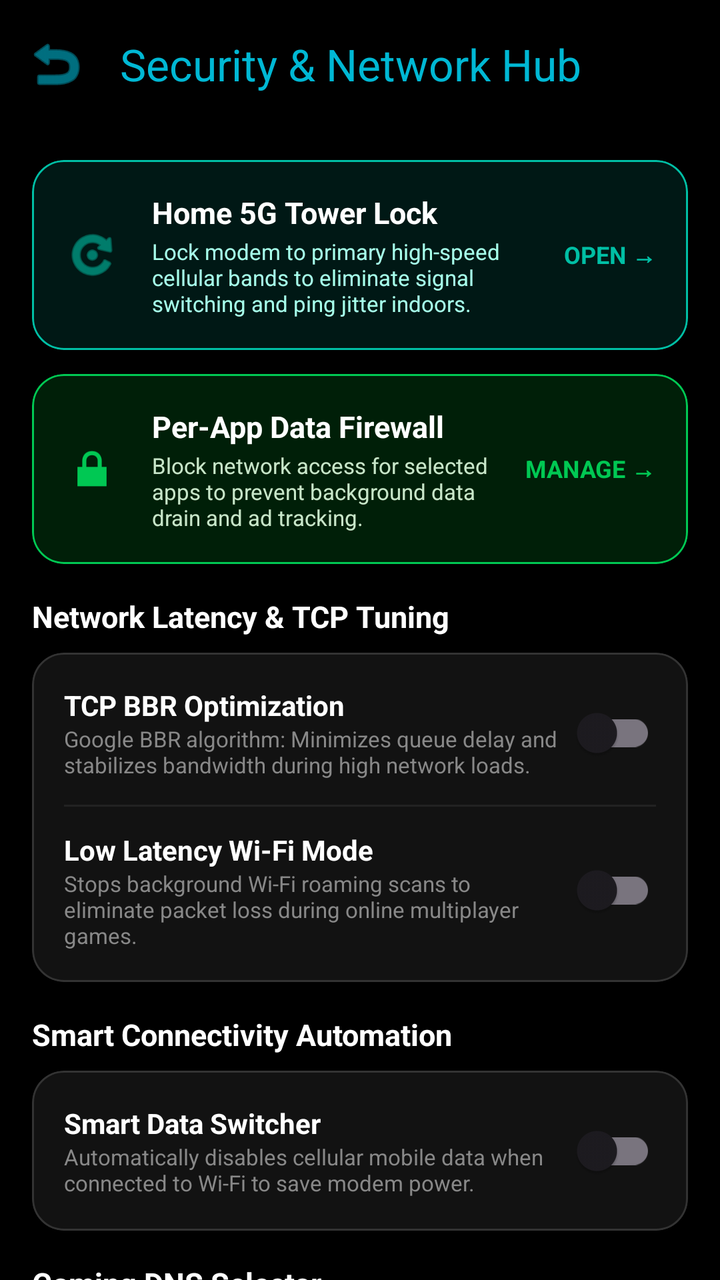
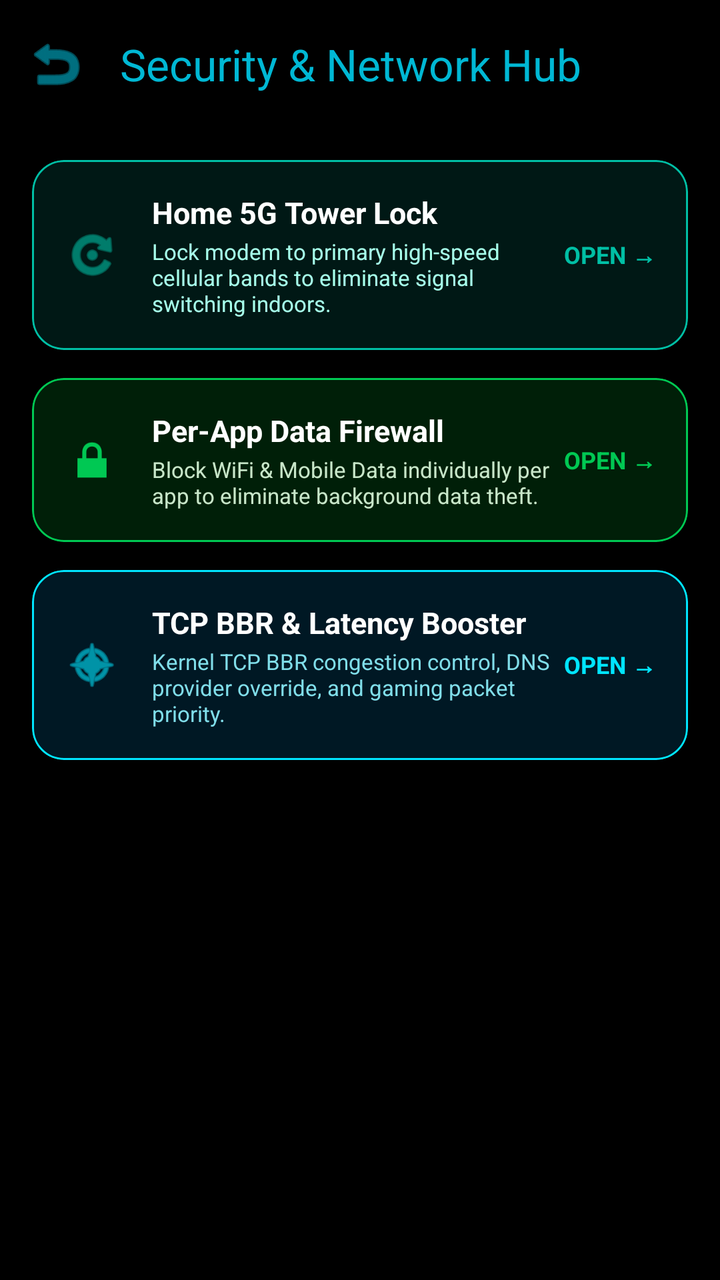

The first picture is an Android layout as it rendered before a commit; the second is the same layout after the commit. The layout source and the unified diff follow.
<!-- AndroidManifest.xml: activity theme Theme.PhoneControl -->
<!-- res/layout/activity_network.xml -->
<?xml version="1.0" encoding="utf-8"?>
<LinearLayout xmlns:android="http://schemas.android.com/apk/res/android"
    xmlns:app="http://schemas.android.com/apk/res-auto"
    android:layout_width="match_parent"
    android:layout_height="match_parent"
    android:orientation="vertical"
    android:background="@android:color/black"
    android:fitsSystemWindows="true">

    <com.google.android.material.appbar.MaterialToolbar
        android:id="@+id/toolbarNetwork"
        android:layout_width="match_parent"
        android:layout_height="?attr/actionBarSize"
        app:title="Security &amp; Network Hub"
        app:titleTextColor="@color/color_network"
        app:navigationIcon="@android:drawable/ic_menu_revert"
        app:navigationIconTint="@color/color_network" />

    <androidx.core.widget.NestedScrollView
        android:layout_width="match_parent"
        android:layout_height="match_parent">

        <LinearLayout
            android:layout_width="match_parent"
            android:layout_height="wrap_content"
            android:orientation="vertical"
            android:padding="16dp">

            
            <com.google.android.material.card.MaterialCardView
                android:id="@+id/cardTowerLock"
                android:layout_width="match_parent"
                android:layout_height="wrap_content"
                android:layout_marginBottom="12dp"
                app:cardCornerRadius="16dp"
                app:cardBackgroundColor="#001815"
                app:strokeWidth="1dp"
                app:strokeColor="#00BFA5"
                android:clickable="true"
                android:focusable="true">
                <LinearLayout
                    android:layout_width="match_parent"
                    android:layout_height="wrap_content"
                    android:orientation="horizontal"
                    android:padding="16dp"
                    android:gravity="center_vertical">
                    <ImageView
                        android:layout_width="28dp"
                        android:layout_height="28dp"
                        android:src="@android:drawable/ic_menu_rotate"
                        app:tint="#00BFA5" />
                    <LinearLayout
                        android:layout_width="0dp"
                        android:layout_height="wrap_content"
                        android:layout_weight="1"
                        android:layout_marginStart="16dp"
                        android:orientation="vertical">
                        <TextView
                            android:layout_width="wrap_content"
                            android:layout_height="wrap_content"
                            android:text="Home 5G Tower Lock"
                            android:textColor="@android:color/white"
                            android:textStyle="bold"
                            android:textSize="15sp" />
                        <TextView
                            android:layout_width="wrap_content"
                            android:layout_height="wrap_content"
                            android:layout_marginTop="2dp"
                            android:text="Lock modem to primary high-speed cellular bands to eliminate signal switching and ping jitter indoors."
                            android:textColor="#A7FFEB"
                            android:textSize="11sp" />
                    </LinearLayout>
                    <TextView
                        android:layout_width="wrap_content"
                        android:layout_height="wrap_content"
                        android:text="OPEN →"
                        android:textColor="#00BFA5"
                        android:textSize="12sp"
                        android:textStyle="bold" />
                </LinearLayout>
            </com.google.android.material.card.MaterialCardView>

            
            <com.google.android.material.card.MaterialCardView
                android:id="@+id/cardFirewall"
                android:layout_width="match_parent"
                android:layout_height="wrap_content"
                android:layout_marginBottom="16dp"
                app:cardCornerRadius="16dp"
                app:cardBackgroundColor="#001F08"
                app:strokeWidth="1dp"
                app:strokeColor="#00C853"
                android:clickable="true"
                android:focusable="true">
                <LinearLayout
                    android:layout_width="match_parent"
                    android:layout_height="wrap_content"
                    android:orientation="horizontal"
                    android:padding="16dp"
                    android:gravity="center_vertical">
                    <ImageView
                        android:layout_width="28dp"
                        android:layout_height="28dp"
                        android:src="@android:drawable/ic_lock_lock"
                        app:tint="#00C853" />
                    <LinearLayout
                        android:layout_width="0dp"
                        android:layout_height="wrap_content"
                        android:layout_weight="1"
                        android:layout_marginStart="16dp"
                        android:orientation="vertical">
                        <TextView
                            android:layout_width="wrap_content"
                            android:layout_height="wrap_content"
                            android:text="Per-App Data Firewall"
                            android:textColor="@android:color/white"
                            android:textStyle="bold"
                            android:textSize="15sp" />
                        <TextView
                            android:layout_width="wrap_content"
                            android:layout_height="wrap_content"
                            android:layout_marginTop="2dp"
                            android:text="Block network access for selected apps to prevent background data drain and ad tracking."
                            android:textColor="#C8E6C9"
                            android:textSize="11sp" />
                    </LinearLayout>
                    <TextView
                        android:layout_width="wrap_content"
                        android:layout_height="wrap_content"
                        android:text="MANAGE →"
                        android:textColor="#00C853"
                        android:textSize="12sp"
                        android:textStyle="bold" />
                </LinearLayout>
            </com.google.android.material.card.MaterialCardView>

            
            <TextView
                android:id="@+id/tvNetworkTuningHeader"
                android:layout_width="match_parent"
                android:layout_height="wrap_content"
                android:text="Network Latency &amp; TCP Tuning"
                android:textColor="#FFFFFF"
                android:textSize="15sp"
                android:textStyle="bold"
                android:layout_marginBottom="8dp" />

            <com.google.android.material.card.MaterialCardView
                android:id="@+id/cardTcpTweaks"
                android:layout_width="match_parent"
                android:layout_height="wrap_content"
                android:layout_marginBottom="16dp"
                app:cardCornerRadius="16dp"
                app:cardBackgroundColor="#121212"
                app:strokeWidth="1dp"
                app:strokeColor="#333333">
                <LinearLayout
                    android:layout_width="match_parent"
                    android:layout_height="wrap_content"
                    android:orientation="vertical"
                    android:padding="16dp">

                    <LinearLayout
                        android:layout_width="match_parent"
                        android:layout_height="wrap_content"
                        android:gravity="center_vertical">
                        <LinearLayout
                            android:layout_width="0dp"
                            android:layout_height="wrap_content"
                            android:layout_weight="1"
                            android:orientation="vertical">
                            <TextView
                                android:layout_width="wrap_content"
                                android:layout_height="wrap_content"
                                android:text="TCP BBR Optimization"
                                android:textColor="#FFFFFF"
                                android:textStyle="bold" />
                            <TextView
                                android:layout_width="wrap_content"
                                android:layout_height="wrap_content"
                                android:text="Google BBR algorithm: Minimizes queue delay and stabilizes bandwidth during high network loads."
                                android:textColor="#888888"
                                android:textSize="11sp" />
                        </LinearLayout>
                        <com.google.android.material.switchmaterial.SwitchMaterial
                            android:id="@+id/switchTcp"
                            android:layout_width="wrap_content"
                            android:layout_height="wrap_content" />
                    </LinearLayout>

                    <View
                        android:layout_width="match_parent"
                        android:layout_height="1dp"
                        android:background="#222222"
                        android:layout_marginVertical="12dp" />

                    <LinearLayout
                        android:layout_width="match_parent"
                        android:layout_height="wrap_content"
                        android:gravity="center_vertical">
                        <LinearLayout
                            android:layout_width="0dp"
                            android:layout_height="wrap_content"
                            android:layout_weight="1"
                            android:orientation="vertical">
                            <TextView
                                android:layout_width="wrap_content"
                                android:layout_height="wrap_content"
                                android:text="Low Latency Wi-Fi Mode"
                                android:textColor="#FFFFFF"
                                android:textStyle="bold" />
                            <TextView
                                android:layout_width="wrap_content"
                                android:layout_height="wrap_content"
                                android:text="Stops background Wi-Fi roaming scans to eliminate packet loss during online multiplayer games."
                                android:textColor="#888888"
                                android:textSize="11sp" />
                        </LinearLayout>
                        <com.google.android.material.switchmaterial.SwitchMaterial
                            android:id="@+id/switchLowLatency"
                            android:layout_width="wrap_content"
                            android:layout_height="wrap_content" />
                    </LinearLayout>
                </LinearLayout>
            </com.google.android.material.card.MaterialCardView>

            
            <TextView
                android:id="@+id/tvSmartDataHeader"
                android:layout_width="match_parent"
                android:layout_height="wrap_content"
                android:text="Smart Connectivity Automation"
                android:textColor="#FFFFFF"
                android:textSize="15sp"
                android:textStyle="bold"
                android:layout_marginBottom="8dp" />

            <com.google.android.material.card.MaterialCardView
                android:id="@+id/cardSmartData"
                android:layout_width="match_parent"
                android:layout_height="wrap_content"
                android:layout_marginBottom="16dp"
                app:cardCornerRadius="16dp"
                app:cardBackgroundColor="#121212"
                app:strokeWidth="1dp"
                app:strokeColor="#333333">
                <LinearLayout
                    android:layout_width="match_parent"
                    android:layout_height="wrap_content"
                    android:orientation="vertical"
                    android:padding="16dp">
                    <LinearLayout
                        android:layout_width="match_parent"
                        android:layout_height="wrap_content"
                        android:gravity="center_vertical">
                        <LinearLayout
                            android:layout_width="0dp"
                            android:layout_height="wrap_content"
                            android:layout_weight="1"
                            android:orientation="vertical">
                            <TextView
                                android:layout_width="wrap_content"
                                android:layout_height="wrap_content"
                                android:text="Smart Data Switcher"
                                android:textColor="#FFFFFF"
                                android:textStyle="bold" />
                            <TextView
                                android:layout_width="wrap_content"
                                android:layout_height="wrap_content"
                                android:text="Automatically disables cellular mobile data when connected to Wi-Fi to save modem power."
                                android:textColor="#888888"
                                android:textSize="11sp" />
                        </LinearLayout>
                        <com.google.android.material.switchmaterial.SwitchMaterial
                            android:id="@+id/switchSmartSwitch"
                            android:layout_width="wrap_content"
                            android:layout_height="wrap_content" />
                    </LinearLayout>
                </LinearLayout>
            </com.google.android.material.card.MaterialCardView>

            
            <TextView
                android:layout_width="match_parent"
                android:layout_height="wrap_content"
                android:text="Gaming DNS Selector"
                android:textColor="#FFFFFF"
                android:textSize="15sp"
                android:textStyle="bold"
                android:layout_marginBottom="8dp" />

            <com.google.android.material.card.MaterialCardView
                android:layout_width="match_parent"
                android:layout_height="wrap_content"
                android:layout_marginBottom="24dp"
                app:cardCornerRadius="16dp"
                app:cardBackgroundColor="#121212"
                app:strokeWidth="1dp"
                app:strokeColor="#333333">
                <LinearLayout
                    android:layout_width="match_parent"
                    android:layout_height="wrap_content"
                    android:orientation="vertical"
                    android:padding="16dp">
                    <RadioGroup
                        android:id="@+id/rgDns"
                        android:layout_width="match_parent"
                        android:layout_height="wrap_content">
                        <RadioButton
                            android:id="@+id/rbDnsDefault"
                            android:layout_width="match_parent"
                            android:layout_height="wrap_content"
                            android:text="System Default (ISP DNS)"
                            android:textColor="#FFFFFF"
                            android:buttonTint="@color/color_network" />
                        <RadioButton
                            android:id="@+id/rbDnsGoogle"
                            android:layout_width="match_parent"
                            android:layout_height="wrap_content"
                            android:text="Google DNS (8.8.8.8 - Fast Resolution)"
                            android:textColor="#FFFFFF"
                            android:buttonTint="@color/color_network" />
                        <RadioButton
                            android:id="@+id/rbDnsCloudflare"
                            android:layout_width="match_parent"
                            android:layout_height="wrap_content"
                            android:text="Cloudflare DNS (1.1.1.1 - Lowest Latency)"
                            android:textColor="#FFFFFF"
                            android:buttonTint="@color/color_network" />
                    </RadioGroup>
                </LinearLayout>
            </com.google.android.material.card.MaterialCardView>

            <com.google.android.material.button.MaterialButton
                android:id="@+id/btnApplyNetwork"
                android:layout_width="match_parent"
                android:layout_height="56dp"
                android:text="APPLY NETWORK SETTINGS"
                android:textColor="@android:color/black"
                android:textStyle="bold"
                app:backgroundTint="@android:color/white"
                app:cornerRadius="12dp" />

        </LinearLayout>
    </androidx.core.widget.NestedScrollView>
</LinearLayout>
<!-- resources referenced by this layout -->
<resources>
  <color name="color_network">#00B8D4</color>
  <style name="Theme.PhoneControl" parent="Theme.Material3.DayNight.NoActionBar">
          
          <item name="colorPrimary">@color/purple_500</item>
          <item name="colorPrimaryVariant">@color/purple_700</item>
          <item name="colorOnPrimary">@color/white</item>
          
          <item name="colorSecondary">@color/teal_200</item>
          <item name="colorSecondaryVariant">@color/teal_700</item>
          <item name="colorOnSecondary">@color/black</item>
          
          <item name="android:statusBarColor">@android:color/black</item>
          <item name="android:windowLightStatusBar" tools:targetApi="m">false</item>
          
          
          
      </style>
  <color name="purple_500">#FF6200EE</color>
  <color name="purple_700">#FF3700B3</color>
  <color name="white">#FFFFFFFF</color>
  <color name="teal_200">#FF03DAC5</color>
  <color name="teal_700">#FF018786</color>
  <color name="black">#FF000000</color>
</resources>

<!-- the commit's change to res/layout/activity_network.xml (unified diff, before → after) -->
@@ -31,7 +31,7 @@
                 android:id="@+id/cardTowerLock"
                 android:layout_width="match_parent"
                 android:layout_height="wrap_content"
-                android:layout_marginBottom="12dp"
+                android:layout_marginBottom="14dp"
                 app:cardCornerRadius="16dp"
                 app:cardBackgroundColor="#001815"
                 app:strokeWidth="1dp"
@@ -66,7 +66,7 @@
                             android:layout_width="wrap_content"
                             android:layout_height="wrap_content"
                             android:layout_marginTop="2dp"
-                            android:text="Lock modem to primary high-speed cellular bands to eliminate signal switching and ping jitter indoors."
+                            android:text="Lock modem to primary high-speed cellular bands to eliminate signal switching indoors."
                             android:textColor="#A7FFEB"
                             android:textSize="11sp" />
                     </LinearLayout>
@@ -85,7 +85,7 @@
                 android:id="@+id/cardFirewall"
                 android:layout_width="match_parent"
                 android:layout_height="wrap_content"
-                android:layout_marginBottom="16dp"
+                android:layout_marginBottom="14dp"
                 app:cardCornerRadius="16dp"
                 app:cardBackgroundColor="#001F08"
                 app:strokeWidth="1dp"
@@ -120,14 +120,14 @@
                             android:layout_width="wrap_content"
                             android:layout_height="wrap_content"
                             android:layout_marginTop="2dp"
-                            android:text="Block network access for selected apps to prevent background data drain and ad tracking."
+                            android:text="Block WiFi &amp; Mobile Data individually per app to eliminate background data theft."
                             android:textColor="#C8E6C9"
                             android:textSize="11sp" />
                     </LinearLayout>
                     <TextView
                         android:layout_width="wrap_content"
                         android:layout_height="wrap_content"
-                        android:text="MANAGE →"
+                        android:text="OPEN →"
                         android:textColor="#00C853"
                         android:textSize="12sp"
                         android:textStyle="bold" />
@@ -135,212 +135,60 @@
             </com.google.android.material.card.MaterialCardView>
 
             
-            <TextView
-                android:id="@+id/tvNetworkTuningHeader"
+            <com.google.android.material.card.MaterialCardView
+                android:id="@+id/cardTcpBbr"
                 android:layout_width="match_parent"
                 android:layout_height="wrap_content"
-                android:text="Network Latency &amp; TCP Tuning"
-                android:textColor="#FFFFFF"
-                android:textSize="15sp"
-                android:textStyle="bold"
-                android:layout_marginBottom="8dp" />
-
-            <com.google.android.material.card.MaterialCardView
-                android:id="@+id/cardTcpTweaks"
-                android:layout_width="match_parent"
-                android:layout_height="wrap_content"
-                android:layout_marginBottom="16dp"
+                android:layout_marginBottom="14dp"
                 app:cardCornerRadius="16dp"
-                app:cardBackgroundColor="#121212"
+                app:cardBackgroundColor="#001824"
                 app:strokeWidth="1dp"
-                app:strokeColor="#333333">
+                app:strokeColor="#00E5FF"
+                android:clickable="true"
+                android:focusable="true">
                 <LinearLayout
                     android:layout_width="match_parent"
                     android:layout_height="wrap_content"
-                    android:orientation="vertical"
-                    android:padding="16dp">
-
+                    android:orientation="horizontal"
+                    android:padding="16dp"
+                    android:gravity="center_vertical">
+                    <ImageView
+                        android:layout_width="28dp"
+                        android:layout_height="28dp"
+                        android:src="@android:drawable/ic_menu_compass"
+                        app:tint="#00E5FF" />
                     <LinearLayout
-                        android:layout_width="match_parent"
+                        android:layout_width="0dp"
                         android:layout_height="wrap_content"
-                        android:gravity="center_vertical">
-                        <LinearLayout
-                            android:layout_width="0dp"
+                        android:layout_weight="1"
+                        android:layout_marginStart="16dp"
+                        android:orientation="vertical">
+                        <TextView
+                            android:layout_width="wrap_content"
                             android:layout_height="wrap_content"
-                            android:layout_weight="1"
-                            android:orientation="vertical">
-                            <TextView
-                                android:layout_width="wrap_content"
-                                android:layout_height="wrap_content"
-                                android:text="TCP BBR Optimization"
-                                android:textColor="#FFFFFF"
-                                android:textStyle="bold" />
-                            <TextView
-                                android:layout_width="wrap_content"
-                                android:layout_height="wrap_content"
-                                android:text="Google BBR algorithm: Minimizes queue delay and stabilizes bandwidth during high network loads."
-                                android:textColor="#888888"
-                                android:textSize="11sp" />
-                        </LinearLayout>
-                        <com.google.android.material.switchmaterial.SwitchMaterial
-                            android:id="@+id/switchTcp"
+                            android:text="TCP BBR &amp; Latency Booster"
+                            android:textColor="@android:color/white"
+                            android:textStyle="bold"
+                            android:textSize="15sp" />
+                        <TextView
                             android:layout_width="wrap_content"
-                            android:layout_height="wrap_content" />
+                            android:layout_height="wrap_content"
+                            android:layout_marginTop="2dp"
+                            android:text="Kernel TCP BBR congestion control, DNS provider override, and gaming packet priority."
+                            android:textColor="#80DEEA"
+                            android:textSize="11sp" />
                     </LinearLayout>
-
-                    <View
-                        android:layout_width="match_parent"
-                        android:layout_height="1dp"
-                        android:background="#222222"
-                        android:layout_marginVertical="12dp" />
-
-                    <LinearLayout
-                        android:layout_width="match_parent"
+                    <TextView
+                        android:layout_width="wrap_content"
                         android:layout_height="wrap_content"
-                        android:gravity="center_vertical">
-                        <LinearLayout
-                            android:layout_width="0dp"
-                            android:layout_height="wrap_content"
-                            android:layout_weight="1"
-                            android:orientation="vertical">
-                            <TextView
-                                android:layout_width="wrap_content"
-                                android:layout_height="wrap_content"
-                                android:text="Low Latency Wi-Fi Mode"
-                                android:textColor="#FFFFFF"
-                                android:textStyle="bold" />
-                            <TextView
-                                android:layout_width="wrap_content"
-                                android:layout_height="wrap_content"
-                                android:text="Stops background Wi-Fi roaming scans to eliminate packet loss during online multiplayer games."
-                                android:textColor="#888888"
-                                android:textSize="11sp" />
-                        </LinearLayout>
-                        <com.google.android.material.switchmaterial.SwitchMaterial
-                            android:id="@+id/switchLowLatency"
-                            android:layout_width="wrap_content"
-                            android:layout_height="wrap_content" />
-                    </LinearLayout>
+                        android:text="OPEN →"
+                        android:textColor="#00E5FF"
+                        android:textSize="12sp"
+                        android:textStyle="bold" />
                 </LinearLayout>
             </com.google.android.material.card.MaterialCardView>
 
-            
-            <TextView
-                android:id="@+id/tvSmartDataHeader"
-                android:layout_width="match_parent"
-                android:layout_height="wrap_content"
-                android:text="Smart Connectivity Automation"
-                android:textColor="#FFFFFF"
-                android:textSize="15sp"
-                android:textStyle="bold"
-                android:layout_marginBottom="8dp" />
-
-            <com.google.android.material.card.MaterialCardView
-                android:id="@+id/cardSmartData"
-                android:layout_width="match_parent"
-                android:layout_height="wrap_content"
-                android:layout_marginBottom="16dp"
-                app:cardCornerRadius="16dp"
-                app:cardBackgroundColor="#121212"
-                app:strokeWidth="1dp"
-                app:strokeColor="#333333">
-                <LinearLayout
-                    android:layout_width="match_parent"
-                    android:layout_height="wrap_content"
-                    android:orientation="vertical"
-                    android:padding="16dp">
-                    <LinearLayout
-                        android:layout_width="match_parent"
-                        android:layout_height="wrap_content"
-                        android:gravity="center_vertical">
-                        <LinearLayout
-                            android:layout_width="0dp"
-                            android:layout_height="wrap_content"
-                            android:layout_weight="1"
-                            android:orientation="vertical">
-                            <TextView
-                                android:layout_width="wrap_content"
-                                android:layout_height="wrap_content"
-                                android:text="Smart Data Switcher"
-                                android:textColor="#FFFFFF"
-                                android:textStyle="bold" />
-                            <TextView
-                                android:layout_width="wrap_content"
-                                android:layout_height="wrap_content"
-                                android:text="Automatically disables cellular mobile data when connected to Wi-Fi to save modem power."
-                                android:textColor="#888888"
-                                android:textSize="11sp" />
-                        </LinearLayout>
-                        <com.google.android.material.switchmaterial.SwitchMaterial
-                            android:id="@+id/switchSmartSwitch"
-                            android:layout_width="wrap_content"
-                            android:layout_height="wrap_content" />
-                    </LinearLayout>
-                </LinearLayout>
-            </com.google.android.material.card.MaterialCardView>
-
-            
-            <TextView
-                android:layout_width="match_parent"
-                android:layout_height="wrap_content"
-                android:text="Gaming DNS Selector"
-                android:textColor="#FFFFFF"
-                android:textSize="15sp"
-                android:textStyle="bold"
-                android:layout_marginBottom="8dp" />
-
-            <com.google.android.material.card.MaterialCardView
-                android:layout_width="match_parent"
-                android:layout_height="wrap_content"
-                android:layout_marginBottom="24dp"
-                app:cardCornerRadius="16dp"
-                app:cardBackgroundColor="#121212"
-                app:strokeWidth="1dp"
-                app:strokeColor="#333333">
-                <LinearLayout
-                    android:layout_width="match_parent"
-                    android:layout_height="wrap_content"
-                    android:orientation="vertical"
-                    android:padding="16dp">
-                    <RadioGroup
-                        android:id="@+id/rgDns"
-                        android:layout_width="match_parent"
-                        android:layout_height="wrap_content">
-                        <RadioButton
-                            android:id="@+id/rbDnsDefault"
-                            android:layout_width="match_parent"
-                            android:layout_height="wrap_content"
-                            android:text="System Default (ISP DNS)"
-                            android:textColor="#FFFFFF"
-                            android:buttonTint="@color/color_network" />
-                        <RadioButton
-                            android:id="@+id/rbDnsGoogle"
-                            android:layout_width="match_parent"
-                            android:layout_height="wrap_content"
-                            android:text="Google DNS (8.8.8.8 - Fast Resolution)"
-                            android:textColor="#FFFFFF"
-                            android:buttonTint="@color/color_network" />
-                        <RadioButton
-                            android:id="@+id/rbDnsCloudflare"
-                            android:layout_width="match_parent"
-                            android:layout_height="wrap_content"
-                            android:text="Cloudflare DNS (1.1.1.1 - Lowest Latency)"
-                            android:textColor="#FFFFFF"
-                            android:buttonTint="@color/color_network" />
-                    </RadioGroup>
-                </LinearLayout>
-            </com.google.android.material.card.MaterialCardView>
-
-            <com.google.android.material.button.MaterialButton
-                android:id="@+id/btnApplyNetwork"
-                android:layout_width="match_parent"
-                android:layout_height="56dp"
-                android:text="APPLY NETWORK SETTINGS"
-                android:textColor="@android:color/black"
-                android:textStyle="bold"
-                app:backgroundTint="@android:color/white"
-                app:cornerRadius="12dp" />
-
         </LinearLayout>
     </androidx.core.widget.NestedScrollView>
+
 </LinearLayout>
